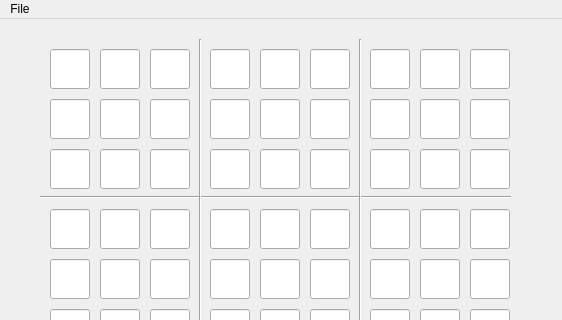
Before: the Qt Designer form projects/project2/Project2/gamewindow.ui in angrymasteryoda/cis-17b, drawn with Qt 5; both pictures show x 0 to 562 and y 0 to 320 of the 562 by 600 pixel window.
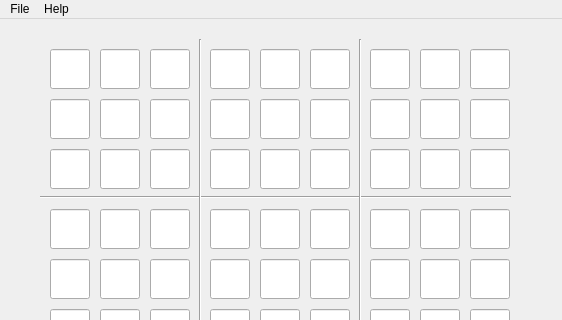
After: the same form once the commit is applied.

```diff
--- a/projects/project2/Project2/gamewindow.ui
+++ b/projects/project2/Project2/gamewindow.ui
@@ -1484,7 +1484,14 @@
     <addaction name="actionSave_and_Exit"/>
     <addaction name="actionExit"/>
    </widget>
+   <widget class="QMenu" name="menuHelp">
+    <property name="title">
+     <string>Help</string>
+    </property>
+    <addaction name="actionHow_To_Play"/>
+   </widget>
    <addaction name="menuFile"/>
+   <addaction name="menuHelp"/>
   </widget>
   <widget class="QStatusBar" name="statusbar"/>
   <action name="actionNew_Game">
```
Left out of the diff: 5 changed lines with no effect on the pictures.
